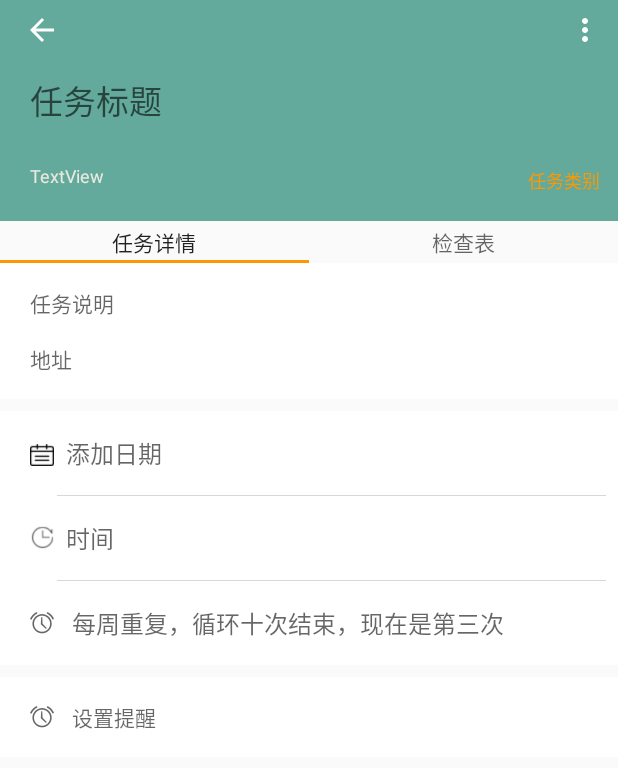
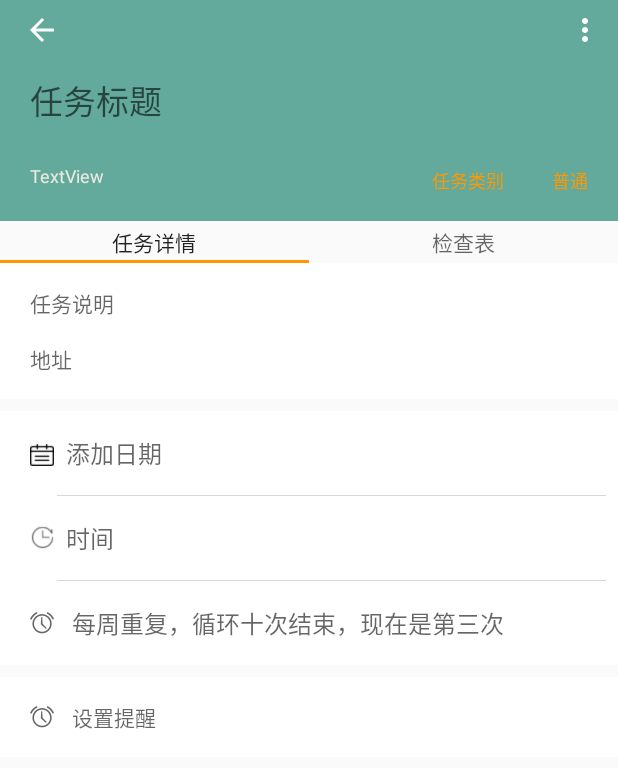
Before and after one commit to xiaobaodian/DoMoment, an Android app: the TaskDetailsFragment screen opened directly, with no data from a screen before it, on a phone screen of 412 x 824 dp. Shown: the top 768 px of the screen. Run offline under Robolectric (Android 15) with nearby library versions, the phone set to English and light mode, and no system bars; 12 statements that could not run were skipped.

Commit message:
初步加入了任务重要级别的选择功能，期间发现在魅族手机上无法选择时间，感觉是SDK的兼容性问题，看代码果然如此，在源码里加入了构建版本的判断

```diff
--- a/app/src/main/java/DataStructures/DataManger.java
+++ b/app/src/main/java/DataStructures/DataManger.java
@@ -226,7 +226,7 @@ public class DataManger {
         Cursor cursor = null;
         if (db != null) {
             String sql = "select * from Tasks order by StartDateTime limit ?,?";
-            cursor = db.rawQuery(sql, new String[]{"0", "150"});
+            cursor = db.rawQuery(sql, new String[]{"0", "360"});
             while (cursor.moveToNext()) {
                 //Toast.makeText(DoMoment.getContext(),"Build Datasing ...",Toast.LENGTH_SHORT).show();
                 Task task = new Task();
@@ -258,7 +258,7 @@ public class DataManger {
 
     public void BuildDatas(){
         SQLiteDatabase db = sqlDB.getWritableDatabase();
-        final int TotalTasks = 80;
+        final int TotalTasks = 360;
 
         List<String> titles = new ArrayList<>();
         titles.add("购买动车票");
--- a/app/src/main/java/DataStructures/TaskBase.java
+++ b/app/src/main/java/DataStructures/TaskBase.java
@@ -163,7 +163,7 @@ public class TaskBase extends ListItemBase implements Comparable{
     }
     public void setStartTime(int hour, int minute){
         if (IsOneTime()) setDueTime(hour, minute);
-        startDateTime.set(Calendar.HOUR, hour);
+        startDateTime.set(Calendar.HOUR_OF_DAY, hour);
         startDateTime.set(Calendar.MINUTE, minute);
         isAllDay = false;
     }
--- a/app/src/main/java/threecats/zhang/domoment/TaskDisplayActivity.java
+++ b/app/src/main/java/threecats/zhang/domoment/TaskDisplayActivity.java
@@ -5,12 +5,16 @@ import android.support.design.widget.TabLayout;
 import android.support.v4.app.Fragment;
 import android.support.v4.app.FragmentManager;
 import android.support.v4.view.ViewPager;
+import android.support.v7.app.AlertDialog;
 import android.support.v7.app.AppCompatActivity;
 import android.os.Bundle;
 import android.support.v7.widget.Toolbar;
 import android.util.AttributeSet;
+import android.view.LayoutInflater;
 import android.view.Menu;
 import android.view.View;
+import android.view.ViewGroup;
+import android.widget.Button;
 import android.widget.EditText;
 import android.widget.TextView;
 import android.widget.Toast;
@@ -30,8 +34,10 @@ import layout.ViewFragment;
 public class TaskDisplayActivity extends AppCompatActivity {
 
     private final Task task = DoMoment.getDataManger().getCurrentTask();
+    private Bundle savedInstanceState;
     private EditText etTaskTitle;
     private TextView tvCreatedDateTime;
+    private View thisView;
     private TabLayout taskTab;
     private ViewPager viewPager;
     private List<TitleFragment> viewFragmentList;
@@ -41,15 +47,24 @@ public class TaskDisplayActivity extends AppCompatActivity {
     @Override
     protected void onCreate(Bundle savedInstanceState) {
         super.onCreate(savedInstanceState);
+        this.savedInstanceState = savedInstanceState;
         setContentView(R.layout.activity_task_dispay);
         Toolbar editToolbar = (Toolbar) findViewById(R.id.TaskEditorToolbar);
         setSupportActionBar(editToolbar);
         etTaskTitle = (EditText) findViewById(R.id.editTextTitle);
         tvCreatedDateTime = (TextView)findViewById(R.id.layCreatedDateTime);
+        Button btnCategory = (Button)findViewById(R.id.btnCategory);
+        Button btnPriority = (Button)findViewById(R.id.btnPriority);
         taskTab = (TabLayout)findViewById(R.id.lTaskTab);
         viewPager = (ViewPager)findViewById(R.id.lTaskPager);
         editToolbar.setNavigationOnClickListener(view -> {
             finish();
+        });
+        btnCategory.setOnClickListener(view -> {
+            setTaskCategory();
+        });
+        btnPriority.setOnClickListener(view -> {
+            setTaskPriority();
         });
         viewFragmentList = new ArrayList<>();
         taskDetailsFragment = new TaskDetailsFragment();
@@ -63,6 +78,12 @@ public class TaskDisplayActivity extends AppCompatActivity {
             viewPager.setAdapter(new TaskFragmentAdapter(fragmentManager, viewFragmentList));
             taskTab.setupWithViewPager(viewPager);
         }
+    }
+
+    @Override
+    public View onCreateView(View parent, String name, Context context, AttributeSet attrs) {
+        thisView = parent;
+        return super.onCreateView(parent, name, context, attrs);
     }
 
     @Override
@@ -103,4 +124,16 @@ public class TaskDisplayActivity extends AppCompatActivity {
         }
         //======
     }
+
+    private void setTaskCategory(){
+        DoMoment.Toast("Click Category Button");
+    }
+    private void setTaskPriority(){
+        //DoMoment.Toast("Click Priority Button");
+        LayoutInflater inflater = getLayoutInflater();
+        View layout = inflater.inflate(R.layout.taskeditor_priorityselection, (ViewGroup)findViewById(R.id.PriorityDialong));
+        AlertDialog.Builder dialog = new AlertDialog.Builder(this);
+        dialog.setTitle("任务等级").setView(layout);
+        dialog.show();
+    }
 }
--- a/app/src/main/java/threecats/zhang/domoment/TodoFragment.java
+++ b/app/src/main/java/threecats/zhang/domoment/TodoFragment.java
@@ -149,8 +149,9 @@ public class TodoFragment extends Fragment {
 
         });
         toolbar.setOnLongClickListener(v -> {
-            Toast.makeText(v.getContext(), "生成测试数据",Toast.LENGTH_SHORT).show();
+            DoMoment.Toast("生成测试数据");
             DoMoment.getDataManger().BuildDatas();
+            DoMoment.Toast("测试数据已生成");
             return true;
         });
 
--- a/app/src/main/res/layout/activity_task_dispay.xml
+++ b/app/src/main/res/layout/activity_task_dispay.xml
@@ -72,15 +72,28 @@
             app:layout_constraintTop_toBottomOf="@+id/editTextTitle" />
 
         <Button
-            android:id="@+id/button"
+            android:id="@+id/btnCategory"
             style="@style/Widget.AppCompat.Button.ButtonBar.AlertDialog"
             android:layout_width="wrap_content"
             android:layout_height="wrap_content"
             android:text="任务类别"
             android:textSize="12sp"
             app:layout_constraintBottom_toBottomOf="parent"
+            app:layout_constraintRight_toLeftOf="@+id/btnPriority"
+            app:layout_constraintTop_toBottomOf="@+id/editTextTitle"
+            app:layout_constraintVertical_bias="0.0" />
+
+        <Button
+            android:id="@+id/btnPriority"
+            style="@style/Widget.AppCompat.Button.ButtonBar.AlertDialog"
+            android:layout_width="wrap_content"
+            android:layout_height="wrap_content"
+            android:text="普通"
+            android:textSize="12sp"
+            app:layout_constraintBottom_toBottomOf="parent"
             app:layout_constraintRight_toRightOf="parent"
             app:layout_constraintTop_toBottomOf="@+id/editTextTitle" />
+
     </android.support.constraint.ConstraintLayout>
 
     <android.support.design.widget.TabLayout
```
Also changed, not shown: app/src/main/java/threecats/zhang/domoment/TaskDetailsFragment.java (+19 -5 lines), app/src/main/res/layout/taskeditor_priorityselection.xml (added, +140 -0 lines).
